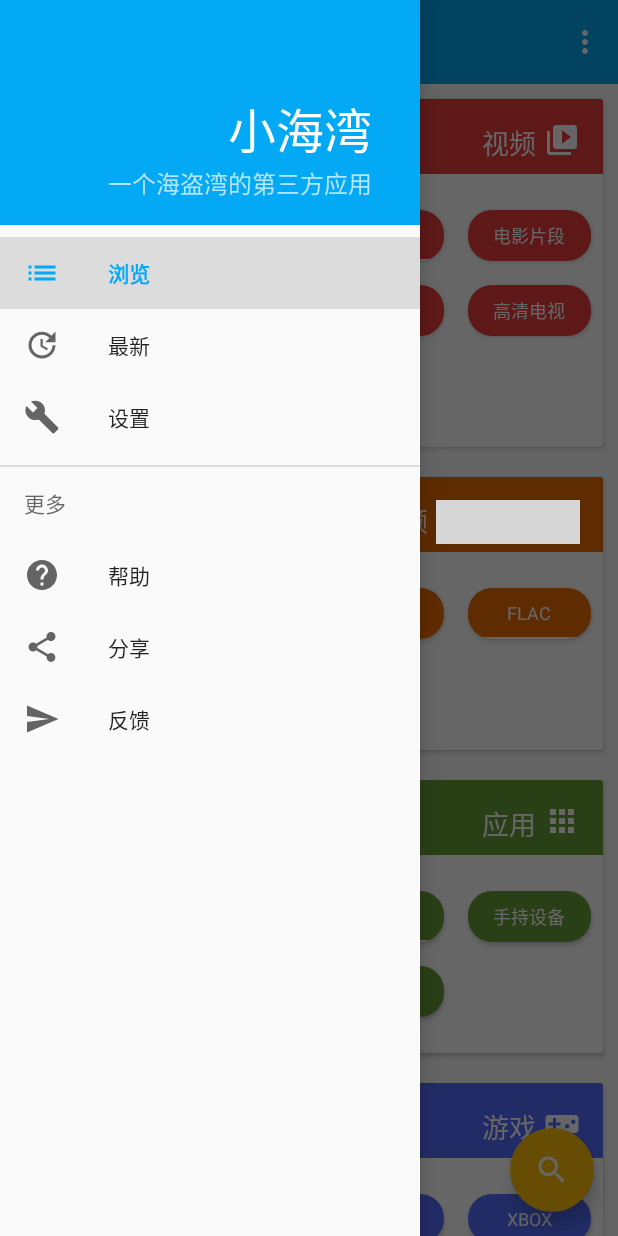
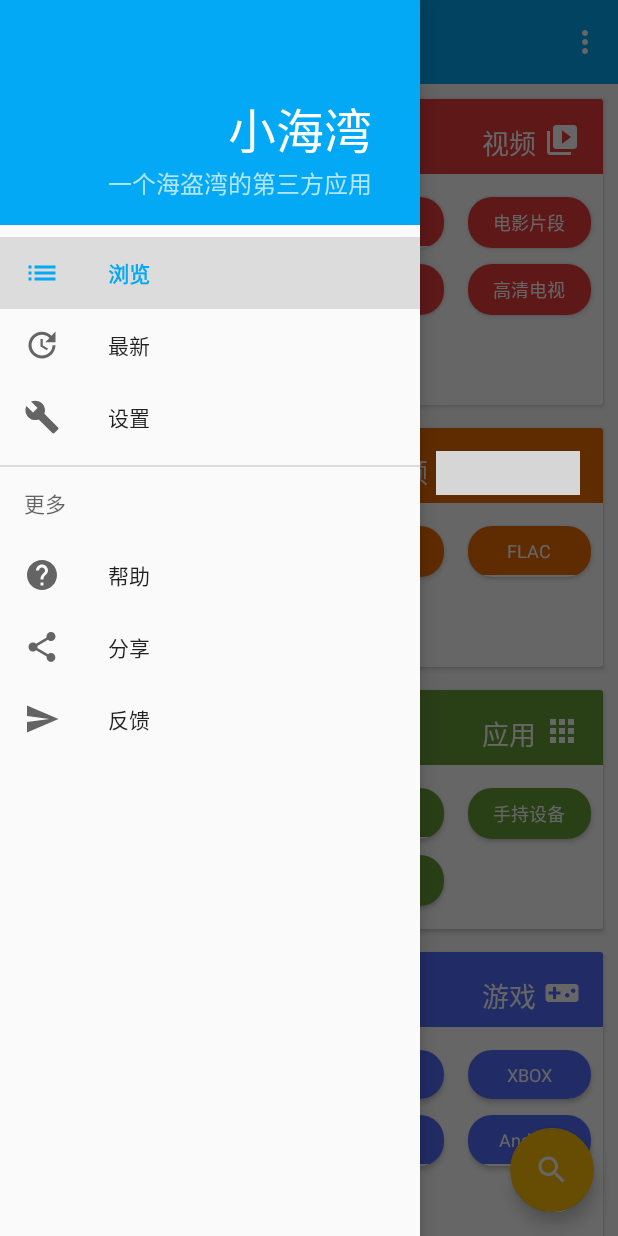
Before and after one commit to early-return/TinyBay, an Android app: the screen it shows after launch (MainActivity), with the side drawer open, on a phone screen of 412 x 824 dp. Run offline under Robolectric (Android 15) with nearby library versions, the phone set to English and light mode, and no system bars; our stand-ins replace RxJava; grey boxes are pictures that could not be loaded.

Commit message:
updated UI

```diff
--- a/app/src/main/java/info/zhiqing/tinybay/adapter/CategoryListAdapter.java
+++ b/app/src/main/java/info/zhiqing/tinybay/adapter/CategoryListAdapter.java
@@ -2,7 +2,6 @@ package info.zhiqing.tinybay.adapter;
 
 import android.content.Context;
 import android.support.v7.widget.GridLayoutManager;
-import android.support.v7.widget.LinearLayoutManager;
 import android.support.v7.widget.RecyclerView;
 import android.view.LayoutInflater;
 import android.view.View;
@@ -38,7 +37,7 @@ public class CategoryListAdapter extends RecyclerView.Adapter<CategoryListAdapte
     @Override
     public CateListItemViewHolder onCreateViewHolder(ViewGroup parent, int viewType) {
         LayoutInflater inflater = LayoutInflater.from(context);
-        return new CateListItemViewHolder(inflater.inflate(R.layout.fragment_sub_category_item, parent, false));
+        return new CateListItemViewHolder(inflater.inflate(R.layout.category_item, parent, false));
     }
 
     @Override
--- a/app/src/main/java/info/zhiqing/tinybay/fragment/SubCategoryFragment.java
+++ b/app/src/main/java/info/zhiqing/tinybay/fragment/SubCategoryFragment.java
@@ -60,7 +60,7 @@ public class SubCategoryFragment extends Fragment {
     public View onCreateView(LayoutInflater inflater, ViewGroup container,
                              Bundle savedInstanceState) {
         // Inflate the layout for this fragment
-        View v = inflater.inflate(R.layout.fragment_sub_category_item, container, false);
+        View v = inflater.inflate(R.layout.category_item, container, false);
 
 
         initView(v);
--- a/app/src/main/res/layout/fragment_sub_category_item.xml
+++ b/app/src/main/res/layout/category_item.xml
@@ -3,10 +3,12 @@
     xmlns:tools="http://schemas.android.com/tools"
     android:layout_width="match_parent"
     android:layout_height="wrap_content"
-    android:layout_marginBottom="10dp"
+    android:layout_marginBottom="5dp"
     android:layout_marginEnd="10dp"
     android:layout_marginStart="10dp"
     android:layout_marginTop="10dp"
+    android:clickable="true"
+    android:foreground="?attr/selectableItemBackground"
     app:elevation="2dp"
     tools:context="info.zhiqing.tinybay.fragment.SubCategoryFragment">
 
@@ -51,8 +53,8 @@
             android:layout_width="match_parent"
             android:layout_height="wrap_content"
             android:nestedScrollingEnabled="false"
-            android:layout_marginBottom="@dimen/activity_vertical_margin"
-            android:layout_marginTop="@dimen/activity_vertical_margin"
+            android:layout_marginBottom="10dp"
+            android:layout_marginTop="10dp"
             android:overScrollMode="always"
             android:scrollbars="none" />
 
--- a/app/src/main/res/layout/sub_cate_list_item.xml
+++ b/app/src/main/res/layout/sub_cate_list_item.xml
@@ -2,7 +2,12 @@
 <android.support.v7.widget.CardView xmlns:android="http://schemas.android.com/apk/res/android"
     xmlns:app="http://schemas.android.com/apk/res-auto"
     app:cardCornerRadius="@dimen/sub_cate_list_item_button_radius"
-    android:layout_margin="@dimen/sub_cate_list_item_button_margin"
+    android:layout_marginStart="@dimen/sub_cate_list_item_button_margin"
+    android:layout_marginEnd="@dimen/sub_cate_list_item_button_margin"
+    android:layout_marginBottom="5dp"
+    android:layout_marginTop="5dp"
+    android:clickable="true"
+    android:foreground="?attr/selectableItemBackground"
     android:layout_width="match_parent"
     android:layout_height="wrap_content">
 
```
